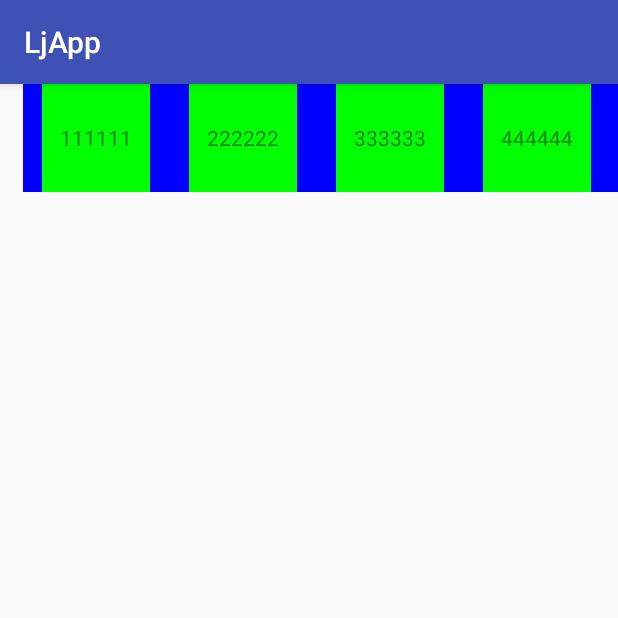
After one commit to haianxian/LjApp, an Android app: the RViewHorizonTest screen opened directly, with no data from a screen before it, on a phone screen of 412 x 824 dp, the top half of it. The commit adds this screen. Run offline under Robolectric (Android 15) with nearby library versions, the phone set to English and light mode, and no system bars.

Commit message:
横向RecyclerView item修改宽度，均分Android手机屏幕的方法

```diff
--- a/app/src/main/AndroidManifest.xml
+++ b/app/src/main/AndroidManifest.xml
@@ -139,6 +139,10 @@
 
         </activity>
 
+        <activity android:name="com.lj.app.view.rv.RViewHorizonTest">
+
+        </activity>
+
         <activity android:name="com.lj.app.ThirdActivity">
             <!--<intent-filter>-->
                 <!--<action android:name="android.intent.action.MAIN" />-->
--- a/app/src/main/java/com/lj/app/view/animation/AnimationActivity.java
+++ b/app/src/main/java/com/lj/app/view/animation/AnimationActivity.java
@@ -12,6 +12,7 @@ import com.lj.app.R;
 import com.lj.app.sensor.ImageGrivitySensorActivity;
 import com.lj.app.view.BezierView.SecondBezierActivity;
 import com.lj.app.view.loadingview.LoadingViewActivity;
+import com.lj.app.view.rv.RViewHorizonTest;
 import com.lj.app.view.scaleview.ViewScaleActiivty;
 
 /**
@@ -32,6 +33,7 @@ public class AnimationActivity extends AppCompatActivity{
     Button loadViewBtn;
     Button bezierViewBtn;
     Button scaleViewBtn;
+    Button recyclerViewHorizon;
     public static void open(Context context){
         Intent it = new Intent(context,AnimationActivity.class);
         context.startActivity(it);
@@ -58,6 +60,7 @@ public class AnimationActivity extends AppCompatActivity{
         loadViewBtn = findViewById(R.id.loadview_view_btn);
         bezierViewBtn = findViewById(R.id.bezier_view_btn);
         scaleViewBtn = findViewById(R.id.view_point_scale_btn);
+        recyclerViewHorizon = findViewById(R.id.recyclerView_hor_show);
     }
 
     private void setView(){
@@ -134,5 +137,11 @@ public class AnimationActivity extends AppCompatActivity{
                 ViewScaleActiivty.open(AnimationActivity.this);
             }
         });
+        recyclerViewHorizon.setOnClickListener(new View.OnClickListener() {
+            @Override
+            public void onClick(View v) {
+                RViewHorizonTest.open(AnimationActivity.this);
+            }
+        });
     }
 }
--- /dev/null
+++ b/app/src/main/java/com/lj/app/view/rv/RViewHorizonTest.java
@@ -0,0 +1,47 @@
+package com.lj.app.view.rv;
+
+import android.content.Context;
+import android.content.Intent;
+import android.os.Bundle;
+import android.support.annotation.Nullable;
+import android.support.v7.app.AppCompatActivity;
+import android.support.v7.widget.LinearLayoutManager;
+import android.support.v7.widget.RecyclerView;
+
+import com.lj.app.R;
+import com.lj.app.view.rv.adapter.RvHorizonAdapter;
+
+import java.util.ArrayList;
+import java.util.List;
+
+public class RViewHorizonTest extends AppCompatActivity {
+
+    RecyclerView recyclerView;
+    RvHorizonAdapter adapter;
+
+    public static void open(Context context){
+        Intent it = new Intent(context,RViewHorizonTest.class);
+        context.startActivity(it);
+    }
+
+    @Override
+    protected void onCreate(@Nullable Bundle savedInstanceState) {
+        super.onCreate(savedInstanceState);
+        setContentView(R.layout.rv_horizon_test);
+        recyclerView = findViewById(R.id.recyclerview);
+        adapter = new RvHorizonAdapter(this);
+        List<String> list = new ArrayList<>();
+        list.add("111111");
+        list.add("222222");
+        list.add("333333");
+        list.add("444444");
+        list.add("555555");
+        list.add("666666");
+        list.add("777777");
+        list.add("888888");
+        adapter.setDatas(list);
+        LinearLayoutManager layoutManager = new LinearLayoutManager(this,LinearLayoutManager.HORIZONTAL,false);
+        recyclerView.setLayoutManager(layoutManager);
+        recyclerView.setAdapter(adapter);
+    }
+}
--- /dev/null
+++ b/app/src/main/java/com/lj/app/view/rv/adapter/RvHorizonAdapter.java
@@ -0,0 +1,84 @@
+package com.lj.app.view.rv.adapter;
+
+import android.content.Context;
+import android.support.v7.widget.RecyclerView;
+import android.text.TextUtils;
+import android.view.LayoutInflater;
+import android.view.View;
+import android.view.ViewGroup;
+import android.widget.LinearLayout;
+import android.widget.TextView;
+
+import com.lj.app.R;
+import com.lj.app.tools.utils.UIUtils;
+
+import java.util.ArrayList;
+import java.util.List;
+
+public class RvHorizonAdapter extends RecyclerView.Adapter<RecyclerView.ViewHolder> {
+
+    private Context context;
+    private List<String> list;
+    public RvHorizonAdapter(Context context){
+        this.context = context;
+        list = new ArrayList<>();
+    }
+
+    @Override
+    public RecyclerView.ViewHolder onCreateViewHolder(ViewGroup parent, int viewType) {
+        return new RvHorViewHolder(LayoutInflater.from(context).inflate(R.layout.adapter_horn_show,parent,false));
+    }
+
+    @Override
+    public void onBindViewHolder(RecyclerView.ViewHolder holder, int position) {
+        setBindViewHoler((RvHorViewHolder)holder,position);
+    }
+
+    private void setBindViewHoler(RvHorViewHolder holer,int position){
+        if(list == null) return;
+        String str = list.get(position);
+        if(!TextUtils.isEmpty(str)){
+            holer.textView.setText(str);
+        }
+
+        if(position == 0){
+            holer.placeView.setVisibility(View.VISIBLE);
+        } else {
+            holer.placeView.setVisibility(View.GONE);
+        }
+
+        ViewGroup.LayoutParams params = holer.rootLl.getLayoutParams();
+        if(params != null){
+            params.width = (UIUtils.getScreenWidthPixels(context) - 30)/4;
+            holer.rootLl.setLayoutParams(params);
+        }
+    }
+
+    public class RvHorViewHolder extends RecyclerView.ViewHolder{
+        View placeView;
+        LinearLayout rootLl;
+        TextView textView;
+        public RvHorViewHolder(View itemView) {
+            super(itemView);
+            placeView = itemView.findViewById(R.id.view_place);
+            rootLl = itemView.findViewById(R.id.root_linear);
+            textView = itemView.findViewById(R.id.text);
+        }
+    }
+
+
+
+    @Override
+    public int getItemCount() {
+        if(list == null) return 0;
+        return list.size();
+    }
+
+    public void setDatas(List<String> tempList){
+        if(list != null){
+            list.clear();
+            list.addAll(tempList);
+            notifyDataSetChanged();
+        }
+    }
+}
--- a/app/src/main/res/layout/activity_animation.xml
+++ b/app/src/main/res/layout/activity_animation.xml
@@ -73,6 +73,12 @@
                 android:text="view为瞄点收起动画"
                 android:layout_height="wrap_content"
                 />
+            <Button
+                android:id="@+id/recyclerView_hor_show"
+                android:layout_width="wrap_content"
+                android:text="RecyclerView横向一屏幕显示4个"
+                android:layout_height="wrap_content"
+                />
         </LinearLayout>
     </ScrollView>
 
--- /dev/null
+++ b/app/src/main/res/layout/adapter_horn_show.xml
@@ -0,0 +1,30 @@
+<?xml version="1.0" encoding="utf-8"?>
+<LinearLayout xmlns:android="http://schemas.android.com/apk/res/android"
+    android:layout_width="wrap_content"
+    android:orientation="horizontal"
+    android:layout_height="wrap_content">
+
+    <View
+        android:id="@+id/view_place"
+        android:layout_width="15dp"
+        android:layout_height="match_parent"></View>
+
+    <LinearLayout
+        android:id="@+id/root_linear"
+        android:layout_width="72dp"
+        android:layout_height="wrap_content"
+        android:background="#0000FF"
+        android:layout_gravity="center"
+        android:orientation="vertical">
+
+        <TextView
+            android:id="@+id/text"
+            android:text="hhhhh"
+            android:layout_gravity="center"
+            android:gravity="center"
+            android:background="#00FF00"
+            android:layout_width="72dp"
+            android:layout_height="72dp" />
+    </LinearLayout>
+
+</LinearLayout>
--- /dev/null
+++ b/app/src/main/res/layout/rv_horizon_test.xml
@@ -0,0 +1,12 @@
+<?xml version="1.0" encoding="utf-8"?>
+<LinearLayout xmlns:android="http://schemas.android.com/apk/res/android"
+    android:layout_width="match_parent"
+    android:layout_height="match_parent">
+
+    <android.support.v7.widget.RecyclerView
+        android:id="@+id/recyclerview"
+        android:layout_width="match_parent"
+        android:layout_height="match_parent">
+
+    </android.support.v7.widget.RecyclerView>
+</LinearLayout>
```
